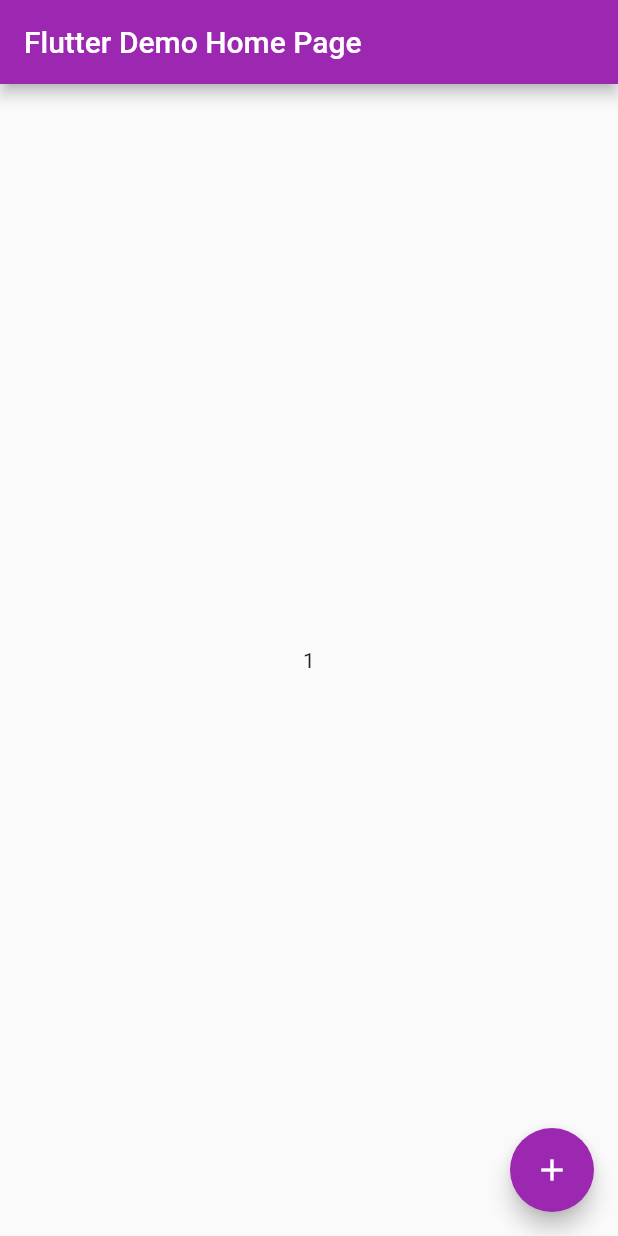
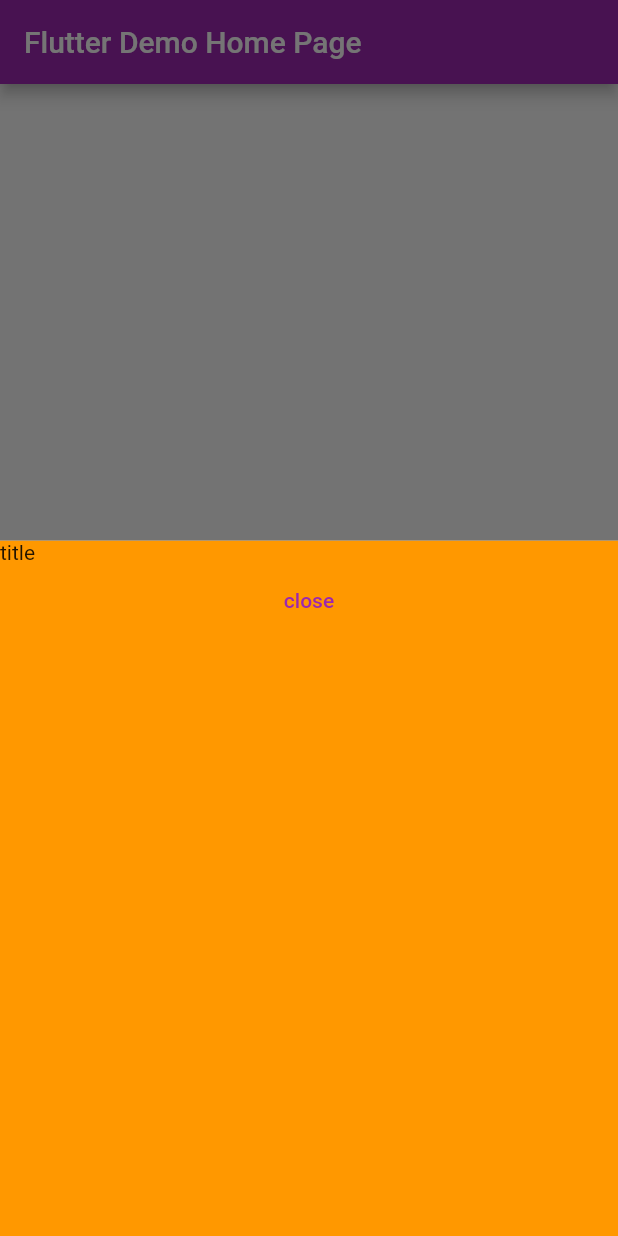
Before and after one commit to jithuraj/learn-flutter, a Flutter app: the screen it shows after launch, after a tap on the "add" icon, on a phone screen of 412 x 824 dp. Run offline on Flutter 3.47's test engine with Material 2 defaults, Android fonts, the phone set to English and light mode, and no system bars.

Commit message:
initial commit

```diff
--- a/lib/screen_home.dart
+++ b/lib/screen_home.dart
@@ -8,8 +8,7 @@ class ScreenHome extends StatefulWidget {
 }
 
 class _ScreenHomeState extends State<ScreenHome> {
-
-  int _counter =0;
+  int _counter = 0;
 
   @override
   Widget build(BuildContext context) {
@@ -17,17 +16,32 @@ class _ScreenHomeState extends State<ScreenHome> {
       appBar: AppBar(
         title: Text('Flutter Demo Home Page'),
       ),
-      body: Center(
-        child: Text(_counter.toString()),
-      ),
+      body: Center(child: Text("Hai")),
       floatingActionButton: FloatingActionButton(
-        onPressed: (){
-          setState(() {
-          _counter++;
-          });
+        onPressed: () {
+          showBottomSheet(context);
         },
         child: Icon(Icons.add),
       ),
     );
   }
 }
+
+Future<void> showBottomSheet(BuildContext context) async {
+  showModalBottomSheet(context: context, builder: (context1){
+    return Container(
+      width: double.infinity,
+      height: 500,
+      color: Colors.orange,
+
+      child: ListView(
+        children: [
+          Text("title"),
+          TextButton(onPressed: (){
+            Navigator.pop(context1);
+          }, child: Text("close"))
+        ],
+      ),
+    );
+  });
+}
```
